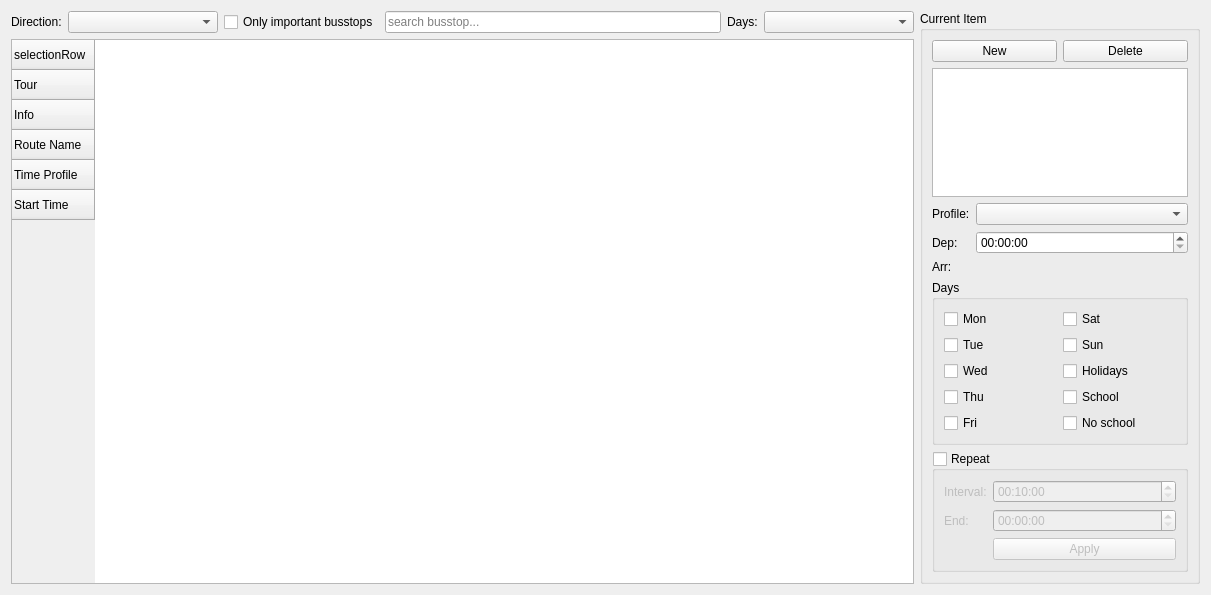
The window that Widgets/WdgSchedule.ui (ma7t3/ScheduleMaster) describes before a commit, drawn with Qt 5.
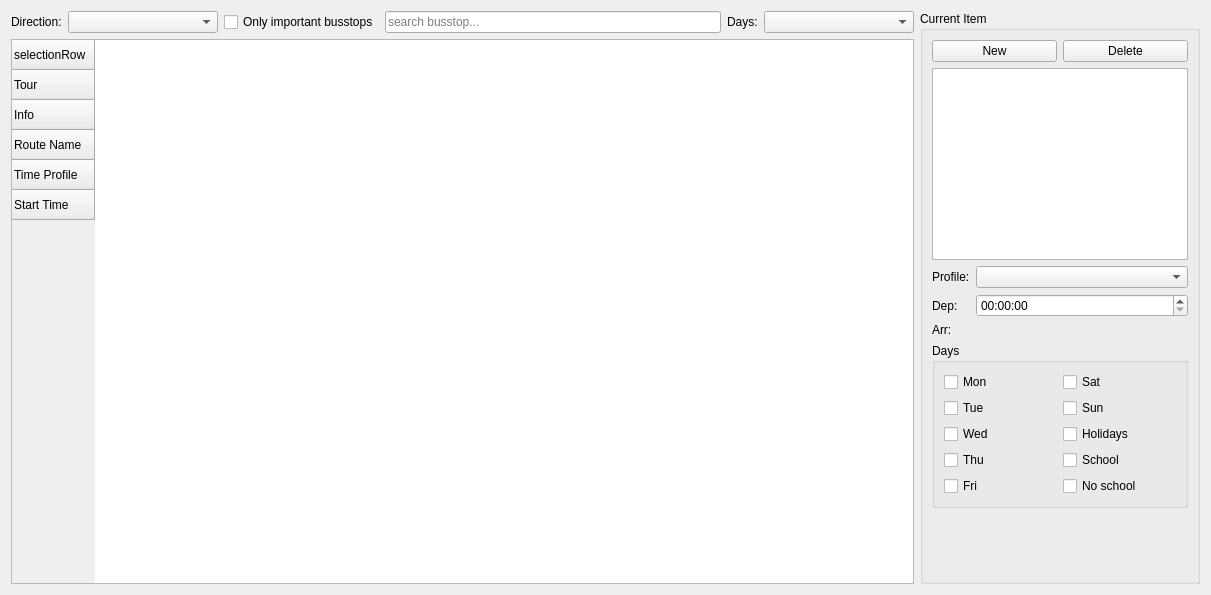
The same window after the commit.

Commit message: repeat function removed

Diff of the .ui file:
```diff
--- a/Widgets/WdgSchedule.ui
+++ b/Widgets/WdgSchedule.ui
@@ -280,86 +280,6 @@
         </layout>
        </widget>
       </item>
-      <item>
-       <widget class="QGroupBox" name="gbRepeat">
-        <property name="title">
-         <string>Repeat</string>
-        </property>
-        <property name="checkable">
-         <bool>true</bool>
-        </property>
-        <property name="checked">
-         <bool>false</bool>
-        </property>
-        <layout class="QFormLayout" name="formLayout">
-         <item row="0" column="0">
-          <widget class="QLabel" name="label_4">
-           <property name="text">
-            <string>Interval:</string>
-           </property>
-          </widget>
-         </item>
-         <item row="0" column="1">
-          <widget class="QTimeEdit" name="teRepeatInterval">
-           <property name="maximumDateTime">
-            <datetime>
-             <hour>23</hour>
-             <minute>59</minute>
-             <second>59</second>
-             <year>2000</year>
-             <month>1</month>
-             <day>1</day>
-            </datetime>
-           </property>
-           <property name="minimumDateTime">
-            <datetime>
-             <hour>0</hour>
-             <minute>0</minute>
-             <second>0</second>
-             <year>2000</year>
-             <month>1</month>
-             <day>1</day>
-            </datetime>
-           </property>
-           <property name="displayFormat">
-            <string>HH:mm:ss</string>
-           </property>
-           <property name="time">
-            <time>
-             <hour>0</hour>
-             <minute>10</minute>
-             <second>0</second>
-            </time>
-           </property>
-          </widget>
-         </item>
-         <item row="1" column="0">
-          <widget class="QLabel" name="label_5">
-           <property name="text">
-            <string>End:</string>
-           </property>
-          </widget>
-         </item>
-         <item row="1" column="1">
-          <widget class="QTimeEdit" name="teRepeatEnd">
-           <property name="displayFormat">
-            <string>HH:mm:ss</string>
-           </property>
-          </widget>
-         </item>
-         <item row="2" column="1">
-          <widget class="QPushButton" name="pbRepeatApply">
-           <property name="text">
-            <string>Apply</string>
-           </property>
-           <property name="default">
-            <bool>true</bool>
-           </property>
-          </widget>
-         </item>
-        </layout>
-       </widget>
-      </item>
       <item>
        <spacer name="verticalSpacer">
         <property name="orientation">
```
The commit also changes 15 other files.
